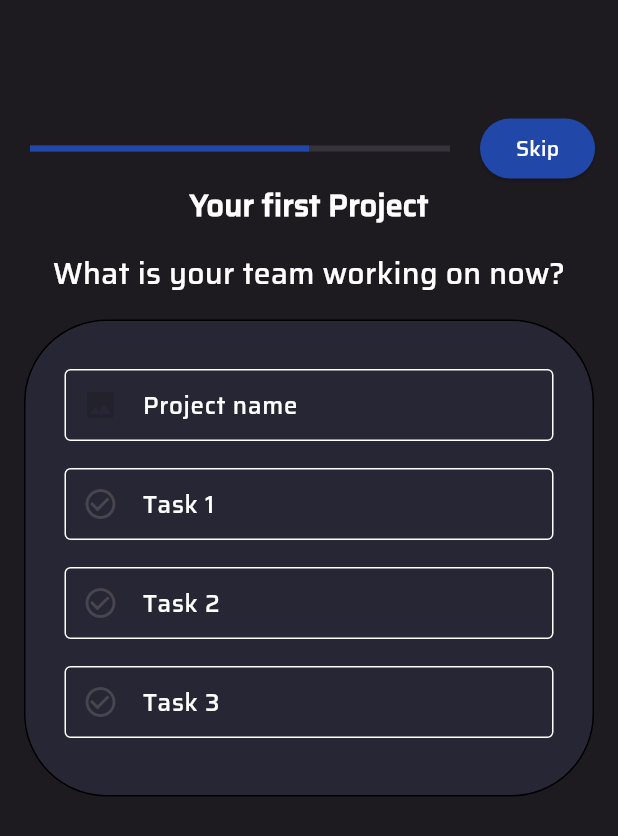
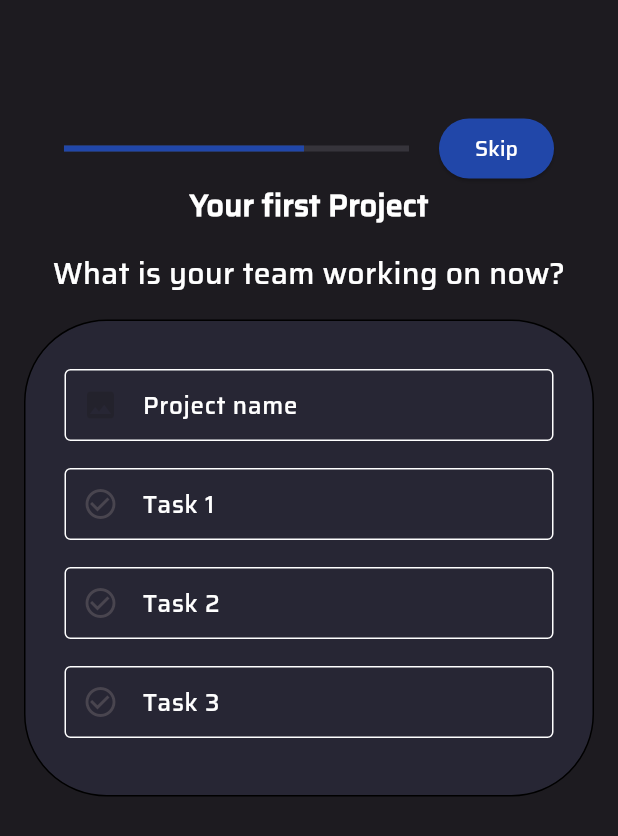
Before and after one commit to ArtDev2005/MatrixTaskTracker, a Flutter app: the _NewProjectNameCardWidget screen opened directly, after a tap on "Skip", on a phone screen of 412 x 824 dp. Shown: the top 836 px of the screen. Run offline on Flutter 3.47's test engine with Material 3 defaults, Android fonts, the phone set to English and light mode, and no system bars; our stand-ins replace firebase_auth, firebase_core, firebase_dynamic_links, flutter_svg, google_sign_in; accounts and stored records are empty.

Commit message:
Анимации перехода и аередача данных в виджеты

```diff
--- a/lib/reg/first_project_screen.dart
+++ b/lib/reg/first_project_screen.dart
@@ -166,7 +166,7 @@ class _NewProjectTasksCardWidgetState extends State<_NewProjectTasksCardWidget>
   @override
   Widget build(BuildContext context) {
     widget._controllers[0].text = widget.emailController.text;
-    final data = <TextEditingController>[...widget._controllers];
+    final data = <TextEditingController>[widget.emailController, ...widget._controllers];
     return Scaffold(
       body: Column(
         children: [
@@ -250,7 +250,7 @@ class _NewProjectInviteWidgetState extends State<_NewProjectInviteWidget> {
   @override
   Widget build(BuildContext context) {
     final data = <TextEditingController>[...widget.data, widget._inviteEmailController];
-    print("asdsadasdsaddddddddddddddddddddddddddd${data}");
+    //print("asdsadasdsaddddddddddddddddddddddddddd${data}");
     return Scaffold(
       body: Column(
         children: [
@@ -311,18 +311,19 @@ class _ProgressBarWidgetState extends State<ProgressBarWidget> {
   @override
   Widget build(BuildContext context) {
     return Padding(
-        padding: EdgeInsets.only(top: 75, left: 20),
+        padding: EdgeInsets.only(top: 75),
         child: Row(
+          mainAxisAlignment: MainAxisAlignment.center,
           children: [
             Stack(
               children: [
                 Container(
-                  width: 280,
+                  width: 230,
                   height: 4,
                   color: AppStyle.linearProgressBarColor,
                 ),
                 Container(
-                  width: 93 * widget.step.toDouble(),
+                  width: 80 * widget.step.toDouble(),
                   height: 4,
                   color: AppStyle.mainForegroundColor,
                 ),
```
